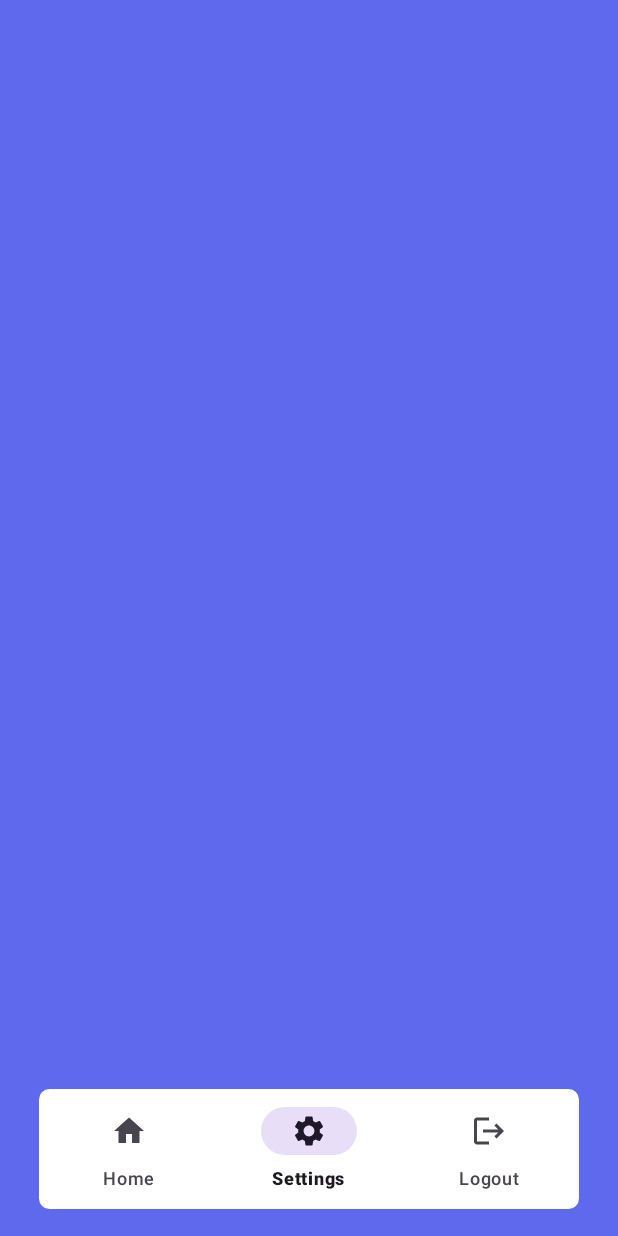
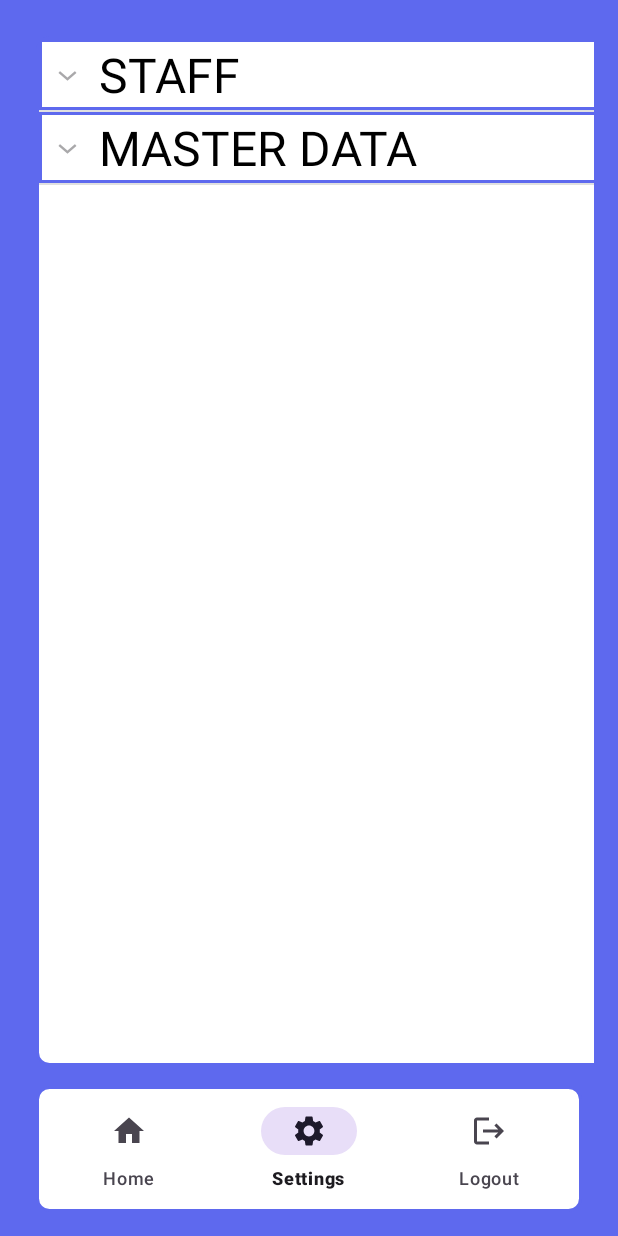
Before and after one commit to YavuzKarapinar/Cash-Register-App, an Android app: the SettingsFragment screen opened through its navigation route, on a phone screen of 412 x 824 dp. Run offline under Robolectric (Android 15) with nearby library versions, the phone set to English and light mode, and no system bars; our stand-ins replace navigation-ui.

Commit message:
feat: settings designed - card view added for fragments - expandable list view added for setting selection - new package (color) added - new background color added for the expandable list view

```diff
--- /dev/null
+++ b/app/src/main/java/me/yavuz/delta_a_project/adapter/SettingsExpandableListAdapter.kt
@@ -0,0 +1,93 @@
+package me.yavuz.delta_a_project.adapter
+
+import android.content.Context
+import android.view.LayoutInflater
+import android.view.View
+import android.view.ViewGroup
+import android.widget.BaseExpandableListAdapter
+import me.yavuz.delta_a_project.databinding.FragmentSettingsChildItemBinding
+import me.yavuz.delta_a_project.databinding.FragmentSettingsTitleItemBinding
+
+class SettingsExpandableListAdapter(
+    private val context: Context,
+    private val headerList: List<String>,
+    private val childMap: HashMap<String, List<String>>
+) : BaseExpandableListAdapter() {
+
+    override fun getGroupCount(): Int {
+        return headerList.size
+    }
+
+    override fun getChildrenCount(p0: Int): Int {
+        return childMap[headerList[p0]]?.size ?: 0
+    }
+
+    override fun getGroup(p0: Int): Any {
+        return headerList[p0]
+    }
+
+    override fun getChild(p0: Int, p1: Int): Any {
+        return childMap[headerList[p0]]?.get(p1) ?: ""
+    }
+
+    override fun getGroupId(p0: Int): Long {
+        return p0.toLong()
+    }
+
+    override fun getChildId(p0: Int, p1: Int): Long {
+        return p1.toLong()
+    }
+
+    override fun hasStableIds(): Boolean {
+        return false
+    }
+
+    override fun getGroupView(
+        groupPos: Int,
+        isExpanded: Boolean,
+        convertView: View?,
+        parent: ViewGroup?
+    ): View {
+        val title = getGroup(groupPos).toString()
+        val groupBinding: FragmentSettingsTitleItemBinding
+
+        if (convertView == null) {
+            val layoutInflater =
+                context.getSystemService(Context.LAYOUT_INFLATER_SERVICE) as LayoutInflater
+            groupBinding = FragmentSettingsTitleItemBinding.inflate(layoutInflater)
+        } else {
+            groupBinding = FragmentSettingsTitleItemBinding.bind(convertView)
+        }
+
+        groupBinding.settingsTitleTextView.text = title
+
+        return groupBinding.root
+    }
+
+    override fun getChildView(
+        groupPos: Int,
+        childPos: Int,
+        isExpanded: Boolean,
+        convertView: View?,
+        parent: ViewGroup?
+    ): View {
+        val child = getChild(groupPos, childPos).toString()
+        val childBinding: FragmentSettingsChildItemBinding
+
+        if (convertView == null) {
+            val layoutInflater =
+                context.getSystemService(Context.LAYOUT_INFLATER_SERVICE) as LayoutInflater
+            childBinding = FragmentSettingsChildItemBinding.inflate(layoutInflater)
+        } else {
+            childBinding = FragmentSettingsChildItemBinding.bind(convertView)
+        }
+
+        childBinding.settingsChildTextView.text = child
+
+        return childBinding.root
+    }
+
+    override fun isChildSelectable(p0: Int, p1: Int): Boolean {
+        return true
+    }
+}
--- a/app/src/main/java/me/yavuz/delta_a_project/settings/SettingsFragment.kt
+++ b/app/src/main/java/me/yavuz/delta_a_project/settings/SettingsFragment.kt
@@ -5,15 +5,28 @@ import androidx.fragment.app.Fragment
 import android.view.LayoutInflater
 import android.view.View
 import android.view.ViewGroup
-import me.yavuz.delta_a_project.R
+import me.yavuz.delta_a_project.adapter.SettingsExpandableListAdapter
+import me.yavuz.delta_a_project.databinding.FragmentSettingsBinding
 
 class SettingsFragment : Fragment() {
+
+    private lateinit var binding: FragmentSettingsBinding
 
     override fun onCreateView(
         inflater: LayoutInflater, container: ViewGroup?,
         savedInstanceState: Bundle?
-    ): View? {
-        return inflater.inflate(R.layout.fragment_settings, container, false)
+    ): View {
+        binding = FragmentSettingsBinding.inflate(inflater, container, false)
+
+        val group = listOf("STAFF", "MASTER DATA")
+        val staffChild = listOf("USER ADD", "USER LIST")
+        val masterDataChild = listOf("ADD GROUP", "ADD DEPARTMENT", "ADD TAX", "ADD PRODUCT")
+        val childMap = hashMapOf(group[0] to staffChild, group[1] to masterDataChild)
+
+        val adapter = SettingsExpandableListAdapter(binding.root.context, group, childMap)
+        binding.expandableListView.setAdapter(adapter)
+
+        return binding.root
     }
 
 }
--- /dev/null
+++ b/app/src/main/res/color/background_color_selector.xml
@@ -0,0 +1,5 @@
+<?xml version="1.0" encoding="utf-8"?>
+<selector xmlns:android="http://schemas.android.com/apk/res/android">
+    <item android:color="@color/lightPurple" android:state_pressed="true" />
+    <item android:color="@color/white" />
+</selector>
--- /dev/null
+++ b/app/src/main/res/color/background_shape_color_selector.xml
@@ -0,0 +1,5 @@
+<?xml version="1.0" encoding="utf-8"?>
+<selector xmlns:android="http://schemas.android.com/apk/res/android">
+    <item android:color="@color/white" android:state_pressed="true" />
+    <item android:color="@color/lightPurple" />
+</selector>
--- /dev/null
+++ b/app/src/main/res/color/text_color_selector.xml
@@ -0,0 +1,5 @@
+<?xml version="1.0" encoding="utf-8"?>
+<selector xmlns:android="http://schemas.android.com/apk/res/android">
+    <item android:color="@color/white" android:state_pressed="true" />
+    <item android:color="@color/black" />
+</selector>
--- /dev/null
+++ b/app/src/main/res/drawable/settings_border.xml
@@ -0,0 +1,6 @@
+<?xml version="1.0" encoding="utf-8"?>
+<shape xmlns:android="http://schemas.android.com/apk/res/android">
+    <stroke android:width="2dp" android:color="@color/background_shape_color_selector" />
+    <solid android:color="@color/background_color_selector" />
+    <padding android:left="2dp" android:top="2dp" android:right="2dp" android:bottom="2dp" />
+</shape>
--- a/app/src/main/res/layout/fragment_settings.xml
+++ b/app/src/main/res/layout/fragment_settings.xml
@@ -1,10 +1,40 @@
 <?xml version="1.0" encoding="utf-8"?>
-<FrameLayout xmlns:android="http://schemas.android.com/apk/res/android"
+<androidx.constraintlayout.widget.ConstraintLayout xmlns:android="http://schemas.android.com/apk/res/android"
+    xmlns:app="http://schemas.android.com/apk/res-auto"
     xmlns:tools="http://schemas.android.com/tools"
     android:layout_width="match_parent"
     android:layout_height="match_parent"
+    android:background="@color/lightPurple"
     tools:context=".settings.SettingsFragment">
 
+    <androidx.cardview.widget.CardView
+        android:id="@+id/cardView"
+        android:layout_width="0dp"
+        android:layout_height="0dp"
+        android:layout_marginStart="4dp"
+        android:layout_marginTop="8dp"
+        android:layout_marginEnd="8dp"
+        android:layout_marginBottom="8dp"
+        app:cardCornerRadius="8sp"
+        app:layout_constraintBottom_toBottomOf="parent"
+        app:layout_constraintEnd_toEndOf="parent"
+        app:layout_constraintStart_toEndOf="@id/expandableListView"
+        app:layout_constraintTop_toTopOf="parent" />
 
+    <ExpandableListView
+        android:id="@+id/expandableListView"
+        android:layout_width="400dp"
+        android:layout_height="match_parent"
+        android:layout_marginStart="8dp"
+        android:layout_marginTop="8dp"
+        android:layout_marginEnd="4dp"
+        android:layout_marginBottom="8dp"
+        android:background="@drawable/borders"
+        app:layout_constraintBottom_toBottomOf="parent"
+        app:layout_constraintEnd_toStartOf="@+id/cardView"
+        app:layout_constraintStart_toStartOf="parent"
+        app:layout_constraintTop_toTopOf="parent">
 
-</FrameLayout>
+    </ExpandableListView>
+
+</androidx.constraintlayout.widget.ConstraintLayout>
--- /dev/null
+++ b/app/src/main/res/layout/fragment_settings_child_item.xml
@@ -0,0 +1,18 @@
+<?xml version="1.0" encoding="utf-8"?>
+<LinearLayout xmlns:android="http://schemas.android.com/apk/res/android"
+    android:orientation="vertical"
+    android:layout_width="match_parent"
+    android:layout_height="match_parent">
+
+    <TextView
+        android:id="@+id/settingsChildTextView"
+        android:layout_width="match_parent"
+        android:layout_height="wrap_content"
+        android:text="Child"
+        android:background="@drawable/settings_border"
+        android:textColor="@color/text_color_selector"
+        android:textSize="24sp"
+        android:paddingStart="?android:attr/expandableListPreferredChildPaddingLeft"
+        />
+
+</LinearLayout>
--- /dev/null
+++ b/app/src/main/res/layout/fragment_settings_title_item.xml
@@ -0,0 +1,18 @@
+<?xml version="1.0" encoding="utf-8"?>
+<LinearLayout xmlns:android="http://schemas.android.com/apk/res/android"
+    android:orientation="vertical"
+    android:layout_width="match_parent"
+    android:layout_height="match_parent">
+
+    <TextView
+        android:id="@+id/settingsTitleTextView"
+        android:layout_width="match_parent"
+        android:layout_height="wrap_content"
+        android:text="Header"
+        android:background="@drawable/settings_border"
+        android:textColor="@color/text_color_selector"
+        android:textSize="32sp"
+        android:paddingStart="?android:attr/expandableListPreferredItemPaddingLeft"
+        />
+
+</LinearLayout>
```
